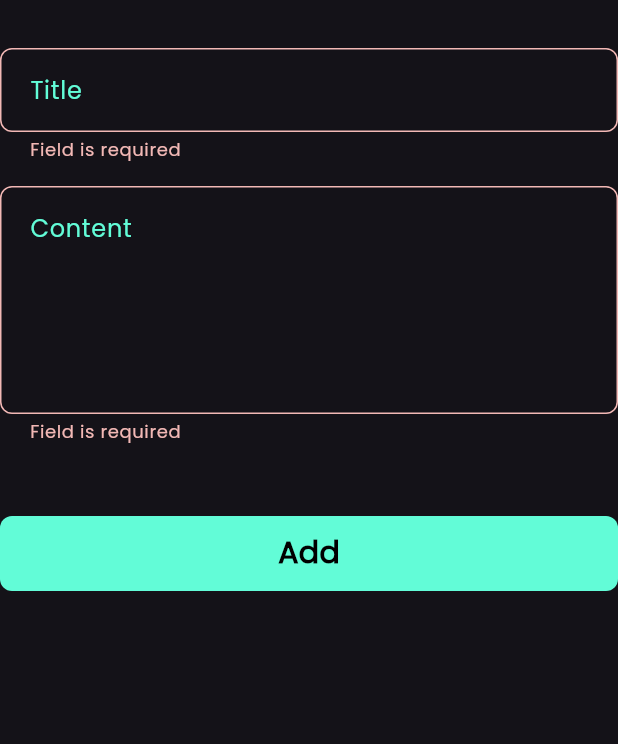
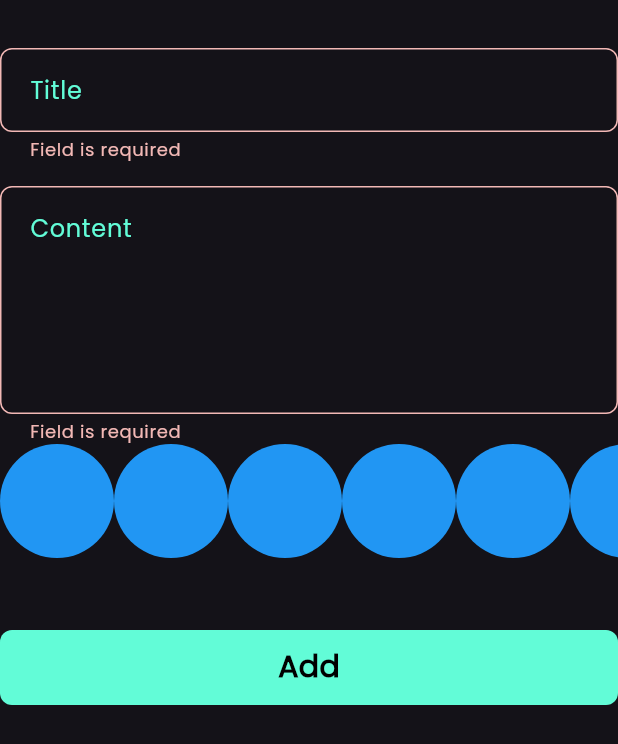
Before and after one commit to Mohamed68Mohamed68/notes_app, a Flutter app: the AddNoteForm widget shown alone on an empty page, opened directly, after a tap on "Add", on a phone screen of 412 x 824 dp. Shown: the top 744 px of the screen. Run offline on Flutter 3.47's test engine with Material 3 defaults, Android fonts, the phone set to English and light mode, and no system bars; our stand-ins replace bloc, flutter_bloc, font_awesome_flutter, hive, hive_flutter, modal_progress_hud_nsn; accounts and stored records are empty.

Commit message:
create colors list view part 1

```diff
--- a/lib/views/widgets/add_note_form.dart
+++ b/lib/views/widgets/add_note_form.dart
@@ -2,6 +2,7 @@ import 'package:flutter/material.dart';
 import 'package:flutter_bloc/flutter_bloc.dart';
 import 'package:notes_app/cubits/add%20note%20cubit/add_note_cubit.dart';
 import 'package:notes_app/models/note_model.dart';
+import 'package:notes_app/views/widgets/colors_list_view.dart';
 import 'package:notes_app/views/widgets/custom_bottom.dart';
 import 'package:notes_app/views/widgets/custom_text_field.dart';
 
@@ -47,6 +48,7 @@ class _AddNoteFormState extends State<AddNoteForm> {
             hint: 'Content',
             maxLines: 5,
           ),
+          ColorsListView(),
           SizedBox(
             height: 32,
           ),
@@ -63,9 +65,8 @@ class _AddNoteFormState extends State<AddNoteForm> {
                     var noteModel = NoteModel(
                         title: title!,
                         supTitle: subTitle!,
-                        date: DateFormat.LLLL().format(currantDate) +
-                            ' ' +
-                            formatCurrantDate,
+                        date:
+                            '${DateFormat.LLLL().format(currantDate)} $formatCurrantDate',
                         color: Colors.blue.toARGB32());
                     BlocProvider.of<AddNoteCubit>(context).addNote(noteModel);
                   } else {
--- /dev/null
+++ b/lib/views/widgets/colors_list_view.dart
@@ -0,0 +1,32 @@
+import 'package:flutter/material.dart';
+
+
+class ColorItem extends StatelessWidget {
+  const ColorItem({super.key});
+
+  @override
+  Widget build(BuildContext context) {
+    return CircleAvatar(
+      radius: 38,
+      backgroundColor: Colors.blue,
+    );
+  }
+}
+
+class ColorsListView extends StatelessWidget {
+  const ColorsListView({super.key});
+
+  @override
+  Widget build(BuildContext context) {
+    return SizedBox(
+      height: 38 * 2,
+      child: ListView.builder(
+        itemCount: 10,
+        scrollDirection: Axis.horizontal,
+        itemBuilder: (context, index) {
+          return ColorItem();
+        },
+      ),
+    );
+  }
+}
```
